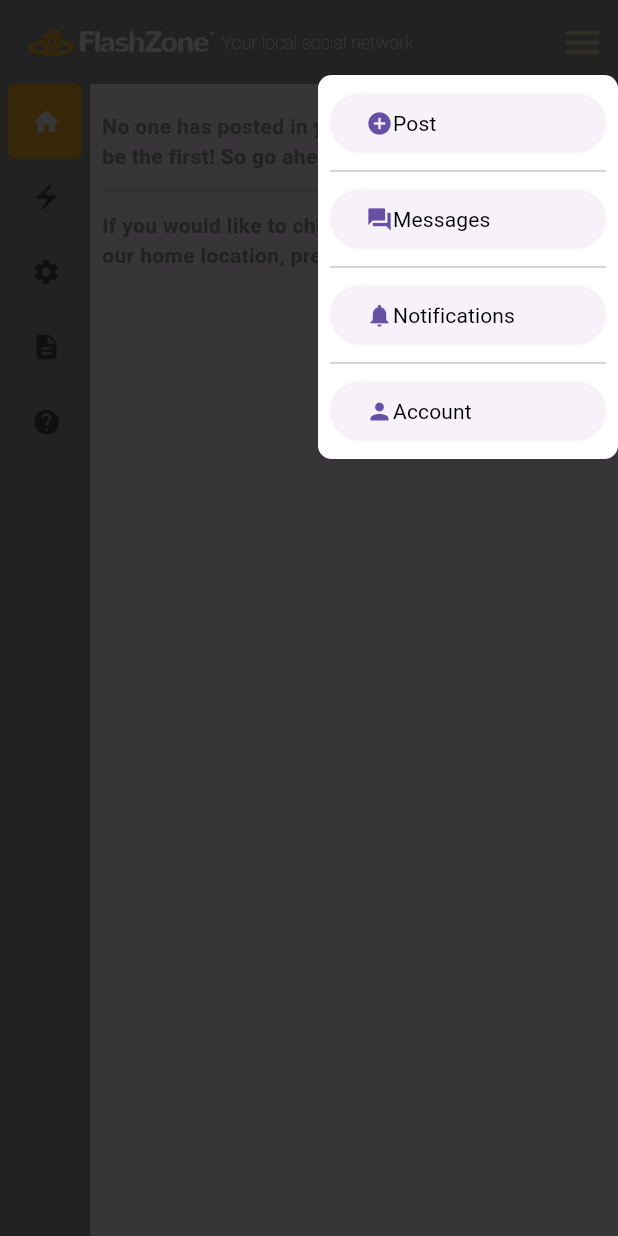
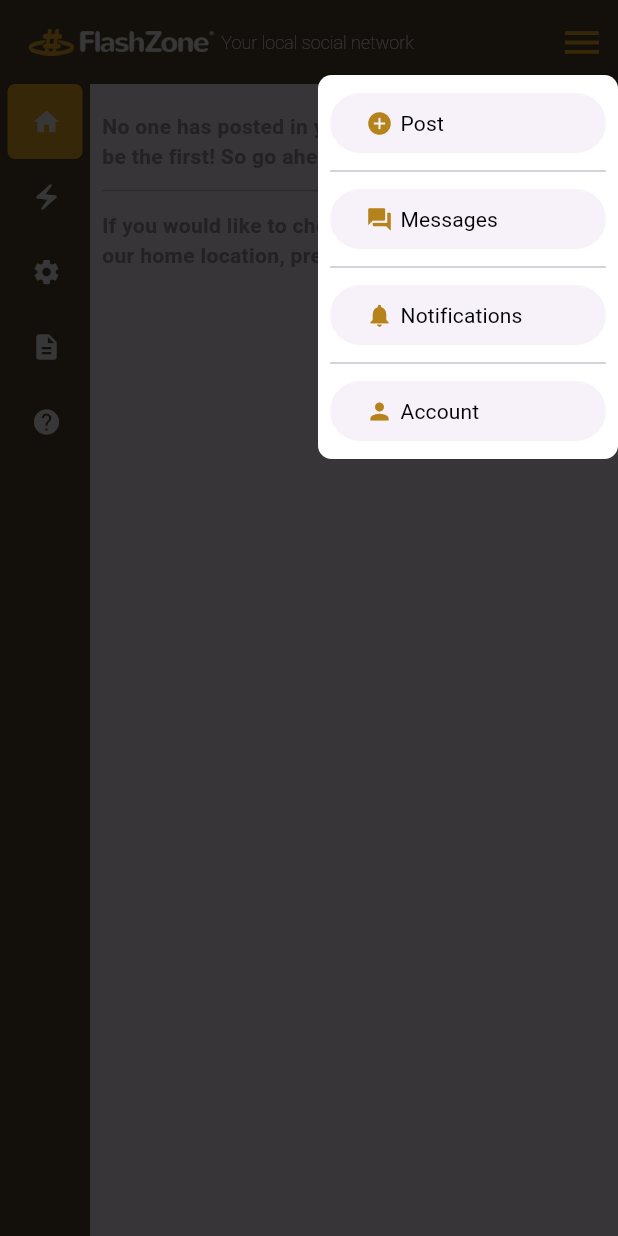
Before and after one commit to anivader1789/flashzone_web, a Flutter app: the screen it shows after launch, after a tap on the "menu" icon, on a phone screen of 412 x 824 dp. Run offline on Flutter 3.47's test engine with Material 3 defaults, Android fonts, the phone set to English and light mode, and no system bars; drawn by our look-alikes of easy_sidemenu; our stand-ins replace calendar_view, cloud_firestore, firebase_auth, firebase_core, firebase_storage, flutter_riverpod and 5 more; missing offline and left inert: context_menus, detectable_text_field, geoflutterfire_plus, google_sign_in_platform_interface, google_sign_in_web, random_date; accounts and stored records are empty; generated files the repository leaves out were written again; statements that could not run were skipped.

Commit message:
look change begin

```diff
--- a/lib/src/backend/firebase/firebase_service.dart
+++ b/lib/src/backend/firebase/firebase_service.dart
@@ -52,7 +52,7 @@ class FirebaseService {
     if (newUser == null) {
       print('User is signed out!');
       ref.read(authLoaded.notifier).update((state) => true);
-      ref.read(currentuser.notifier).update((state) => FZUser.dummy());
+      ref.read(currentuser.notifier).update((state) => FZUser.signedOut());
     } else {
       print('User is signed in!');
       ref.read(authLoaded.notifier).update((state) => true);
--- a/lib/src/helpers/constants.dart
+++ b/lib/src/helpers/constants.dart
@@ -3,8 +3,10 @@ import 'package:flutter/material.dart';
 class Constants {
   static Color primaryColor() => const Color.fromARGB(255, 251, 182, 43);
   static Color secondaryColor() => const Color.fromARGB(255, 45, 45, 45);
+  static Color altPrimaryColor() => const Color.fromARGB(255, 182, 130, 27);
   static Color lightColor() => const Color.fromARGB(188, 242, 241, 188);
   static Color fillColor() => const Color.fromARGB(255, 112, 10, 130);
+  static Color bgColor() => const Color.fromARGB(255, 88, 71, 53);
 
   static const List<String> flashtags = [
     "UFO", "Spirituality", "Paranormal" , "NDE"
--- a/lib/src/model/user.dart
+++ b/lib/src/model/user.dart
@@ -13,16 +13,18 @@ class FZUser {
 
   static String collection = "user", nameKey = "name", usernameKey = "username", likesKey = "likes",
     avatarKey = "avatar", idKey = "id", bioKey = "bio", emailKey = "email";
-  static FZUser dummy() {
+
+  static const String interimUserId = "interim", signedOutUserId = "signedOut";
+  static FZUser signedOut() {
     return FZUser(
-      id: "dummy",
-      name: "Dummy User",
-      username: "dummy");
+      id: signedOutUserId,
+      name: "Guest User",
+      username: "guest");
   }
 
   static FZUser interim() {
     return FZUser(
-      id: "interim",
+      id: interimUserId,
       name: "Loading",
       username: "loading");
   }
--- a/lib/src/screens/home_screen.dart
+++ b/lib/src/screens/home_screen.dart
@@ -1,5 +1,6 @@
 import 'package:flashzone_web/src/backend/backend_service.dart';
 import 'package:flashzone_web/src/helpers/constants.dart';
+import 'package:flashzone_web/src/helpers/cool_widgets.dart';
 import 'package:flashzone_web/src/helpers/packages.dart';
 import 'package:flashzone_web/src/model/chat.dart';
 import 'package:flashzone_web/src/model/flash.dart';
@@ -104,7 +105,7 @@ class _HomeScreenState extends ConsumerState<HomeScreen> {
       appBar: AppBar(
       centerTitle: false,
       iconTheme: IconThemeData(
-        color: Constants.lightColor(),
+        color: Constants.primaryColor(),
       ),
       title: Row(
         children: [
@@ -136,19 +137,27 @@ class _HomeScreenState extends ConsumerState<HomeScreen> {
             ),
           ]
         : [
-        IconButton(onPressed: () => print("3 dots pressed"), icon: const Icon(Icons.room), iconSize: 30,),
-        IconButton(onPressed: () => _chatClicked(), icon: const Icon(Icons.forum), iconSize: 35,),
-        IconButton(
-          onPressed:() => _postClicked(context),
-          icon: const Icon(Icons.add_circle),
-          iconSize: 35,),
-        IconButton(onPressed: _notificationsClicked, icon: const Icon(Icons.notifications), iconSize: 30,),
+        RoundedBadge(onClick: () {}, title: 'Get Started', icon: const Icon(Icons.help),),
+        const SizedBox(width:5),
+        RoundedBadge(onClick: _chatClicked, title: 'Messages', icon: const Icon(Icons.forum),),
+        const SizedBox(width:5),
+        //IconButton(onPressed: () => _chatClicked(), icon: const Icon(Icons.forum), iconSize: 35,),
+        RoundedBadge(onClick: () => _postClicked(context), title: 'New flash', icon: const Icon(Icons.add_circle),),
+        const SizedBox(width:5),
+        // IconButton(
+        //   onPressed:() => _postClicked(context),
+        //   icon: const Icon(Icons.add_circle),
+        //   iconSize: 35,),
+        RoundedBadge(onClick: _notificationsClicked, title: 'Notification', icon: const Icon(Icons.notifications),),
+        const SizedBox(width:5),
+        //IconButton(onPressed: _notificationsClicked, icon: const Icon(Icons.notifications), iconSize: 30,),
         ElevatedButton(
           onPressed: _accountPopupController.toggle,
-          style: const ButtonStyle(
-            backgroundColor: MaterialStatePropertyAll(Colors.grey),
-            foregroundColor: MaterialStatePropertyAll(Colors.grey),
-            padding: MaterialStatePropertyAll(EdgeInsets.zero)),
+          style: ButtonStyle(elevation: const MaterialStatePropertyAll(0),
+            backgroundColor: MaterialStatePropertyAll(Constants.bgColor()),
+            foregroundColor: MaterialStatePropertyAll(Constants.bgColor()),
+            //padding: MaterialStatePropertyAll(EdgeInsets.zero)
+            ),
           child: CircleAvatar(
             foregroundImage: Helpers.loadImageProvider(_user.avatar), radius: 18,
             child: OverlayPortal(
@@ -158,7 +167,7 @@ class _HomeScreenState extends ConsumerState<HomeScreen> {
         //CircleAvatar(backgroundImage: Helpers.loadImageProvider("assets/profile_pic_placeholder.png")),
         const SizedBox(width: 15,),
       ],
-      backgroundColor: Colors.grey,
+      backgroundColor: Constants.bgColor(),
       ),
       body:
       Row(mainAxisAlignment: MainAxisAlignment.start,
@@ -207,7 +216,7 @@ class _HomeScreenState extends ConsumerState<HomeScreen> {
   _postClicked(BuildContext ctx) {
     final user = ref.read(currentuser);
 
-    if(user.id == "dummy" || user.username == null) {
+    if(user.id == FZUser.signedOutUserId || user.username == null) {
       Helpers.showDialogWithMessage(ctx: ctx, msg: "Please finish creating your profile first");
       return;
     }
@@ -274,7 +283,7 @@ class _HomeScreenState extends ConsumerState<HomeScreen> {
                     _menuPopupController.hide();
                     _postClicked(ctx);
                   },
-                  child: const Row(children: [Icon(Icons.add_circle), FZText(text: "Post", style: FZTextStyle.paragraph)],)),
+                  child: Row(children: [Icon(Icons.add_circle, color: Constants.altPrimaryColor(),), const SizedBox(width: 5,), const FZText(text: "Post", style: FZTextStyle.paragraph)],)),
                 const Divider(),
                 ElevatedButton(
                   style: menuButtonStyle(),
@@ -282,7 +291,7 @@ class _HomeScreenState extends ConsumerState<HomeScreen> {
                     _menuPopupController.hide();
                     _chatClicked();
                   },
-                  child: const Row(children: [Icon(Icons.forum), FZText(text: "Messages", style: FZTextStyle.paragraph)],)),
+                  child:  Row(children: [Icon(Icons.forum, color: Constants.altPrimaryColor(),), const SizedBox(width: 5,), const FZText(text: "Messages", style: FZTextStyle.paragraph)],)),
                 const Divider(),
                 ElevatedButton(
                   style: menuButtonStyle(),
@@ -290,7 +299,7 @@ class _HomeScreenState extends ConsumerState<HomeScreen> {
                     _menuPopupController.hide();
                     _notificationsClicked();
                   },
-                  child: const Row(children: [Icon(Icons.notifications), FZText(text: "Notifications", style: FZTextStyle.paragraph)],)),
+                  child:  Row(children: [Icon(Icons.notifications, color: Constants.altPrimaryColor(),), const SizedBox(width: 5,), const FZText(text: "Notifications", style: FZTextStyle.paragraph)],)),
                 const Divider(),
                 ElevatedButton(
                   style: menuButtonStyle(),
@@ -298,12 +307,12 @@ class _HomeScreenState extends ConsumerState<HomeScreen> {
                     _menuPopupController.hide();
                     _accountPopupController.show();
                   },
-                  child: (user.id == "dummy" || user.id == "interim")
-                    ? const Row(children: [Icon(Icons.person), FZText(text: "Account", style: FZTextStyle.paragraph)],)
+                  child: (user.id == FZUser.signedOutUserId || user.id == FZUser.interimUserId)
+                    ?  Row(children: [Icon(Icons.person, color: Constants.altPrimaryColor(),), const SizedBox(width: 5,), const FZText(text: "Account", style: FZTextStyle.paragraph)],)
                     : Row(
                       children: [
                         CircleAvatar(foregroundImage: Helpers.loadImageProvider(user.avatar), radius: 11,),
-                        const SizedBox(width: 3,),
+                        const SizedBox(width: 5,),
                         FZText(text: user.name, style: FZTextStyle.paragraph)],)),
               ],
             ),
--- a/lib/src/screens/main_feed.dart
+++ b/lib/src/screens/main_feed.dart
@@ -1,5 +1,6 @@
 import 'package:flashzone_web/src/backend/backend_service.dart';
 import 'package:flashzone_web/src/helpers/constants.dart';
+import 'package:flashzone_web/src/helpers/cool_widgets.dart';
 import 'package:flashzone_web/src/helpers/fakes_generator.dart';
 import 'package:flashzone_web/src/helpers/packages.dart';
 import 'package:flashzone_web/src/model/flash.dart';
@@ -133,19 +134,22 @@ class _MainFeedListViewState extends ConsumerState<MainFeedListView> {
                 child: SizedBox(
                     //width: MediaQuery.of(context).size.width / 3,
                     height: 45,
-                    child: TextField(
-                            //onChanged: _search,
-                            controller: searchController,
-                            cursorColor: Constants.primaryColor(),
-                            style: const TextStyle(fontSize: 12),
-                            decoration: InputDecoration(
-                              border: OutlineInputBorder(borderRadius: BorderRadius.circular(10.0),),
-                              hintText: 'search FlashZone',
-                              fillColor: Colors.white70,
-                              filled: true,
+                    child: RoundedSearchInput(
+                      textController: searchController,
+                      hintText: "search Flashzone")
+                    //  TextField(
+                    //         //onChanged: _search,
+                    //         controller: searchController,
+                    //         cursorColor: Constants.primaryColor(),
+                    //         style: const TextStyle(fontSize: 12),
+                    //         decoration: InputDecoration(
+                    //           border: OutlineInputBorder(borderRadius: BorderRadius.circular(10.0),),
+                    //           hintText: 'search FlashZone',
+                    //           fillColor: Colors.white70,
+                    //           filled: true,
 
-                            ),
-                          ),
+                    //         ),
+                    //       ),
                   ),
               ),
                 horizontal(),
@@ -164,7 +168,8 @@ class _MainFeedListViewState extends ConsumerState<MainFeedListView> {
                       //usernameController.clear();
                     },
                     text: "Search",
-                    bgColor: Constants.primaryColor(),
+                    textColor: Colors.white,
+                    bgColor: Constants.altPrimaryColor(),
                   ),
                 horizontal(),
                 widget.mobileSize?
@@ -190,7 +195,8 @@ class _MainFeedListViewState extends ConsumerState<MainFeedListView> {
                       //usernameController.clear();
                     },
                     text: "Clear",
-                    bgColor: Colors.grey,
+                    textColor: Colors.white,
+                    bgColor: Constants.bgColor(),
                   ),
             ],
           ),
--- a/lib/src/screens/subviews/side_menu.dart
+++ b/lib/src/screens/subviews/side_menu.dart
@@ -153,10 +153,10 @@ class _SideMenuViewState extends ConsumerState<SideMenuView> {
           hoverColor: Constants.lightColor(),
           selectedColor: Constants.primaryColor(),
           selectedIconColor: Colors.white,
-          unselectedIconColor: Colors.black54,
-          backgroundColor: Colors.grey,
+          unselectedIconColor: Colors.white,
+          backgroundColor: Constants.bgColor(),
           selectedTitleTextStyle: const TextStyle(color: Colors.white),
-          unselectedTitleTextStyle: const TextStyle(color: Colors.black54),
+          unselectedTitleTextStyle: const TextStyle(color: Colors.white),
           iconSize: 20,
           itemBorderRadius: const BorderRadius.all(
             Radius.circular(5.0),
@@ -170,9 +170,9 @@ class _SideMenuViewState extends ConsumerState<SideMenuView> {
 
           // Additional properties for expandable items
           selectedTitleTextStyleExpandable: const TextStyle(color: Colors.white), // Adjust the style as needed
-          unselectedTitleTextStyleExpandable: const TextStyle(color: Colors.black54), // Adjust the style as needed
+          unselectedTitleTextStyleExpandable: const TextStyle(color: Colors.white), // Adjust the style as needed
           selectedIconColorExpandable: Colors.white, // Adjust the color as needed
-          unselectedIconColorExpandable: Colors.black54, // Adjust the color as needed
+          unselectedIconColorExpandable: Colors.white, // Adjust the color as needed
           arrowCollapse: Colors.blueGrey, // Adjust the color as needed
           arrowOpen: Colors.lightBlueAccent, // Adjust the color as needed
           iconSizeExpandable: 24.0, // Adjust the size as needed
--- a/lib/src/screens/write_flash.dart
+++ b/lib/src/screens/write_flash.dart
@@ -63,7 +63,7 @@ class _WriteFlashViewState extends ConsumerState<WriteFlashView> {
             children: [
               Icon(Icons.attachment, color: Constants.primaryColor(), size: 32,),
               const SizedBox(height: 2,),
-              FZText(text: "Attach Image", style: FZTextStyle.headline, color: Constants.primaryColor(), onTap: () => uploadImage(context),),
+              FZText(text: "Attach Image", style: FZTextStyle.headline, color: Constants.altPrimaryColor(), onTap: () => uploadImage(context),),
             ],
           ),
           const SizedBox(height: 15,),
@@ -91,14 +91,14 @@ class _WriteFlashViewState extends ConsumerState<WriteFlashView> {
                 onPressed: () {
                   widget.onFinished();
                 },
-                bgColor: Constants.primaryColor(),
+                //bgColor: Constants.primaryColor(),
                 text: "Cancel"),
               const SizedBox(width: 10,),
               FZButton(
                 onPressed: () {
                   postFlash(context);
                 },
-                bgColor: Constants.primaryColor(),
+                //bgColor: Constants.primaryColor(),
                 text: "Flash")
             ],
           ),
```
Also changed, not shown: lib/src/backend/backend_service.dart (+11 -2 lines), lib/src/helpers/cool_widgets.dart (added, +89 -0 lines), lib/src/helpers/packages.dart (+9 -6 lines), lib/src/screens/account_screen.dart (+4 -4 lines), lib/src/screens/flash_detail_screen.dart (+14 -5 lines), lib/src/screens/subviews/flash_view.dart (+8 -5 lines).
